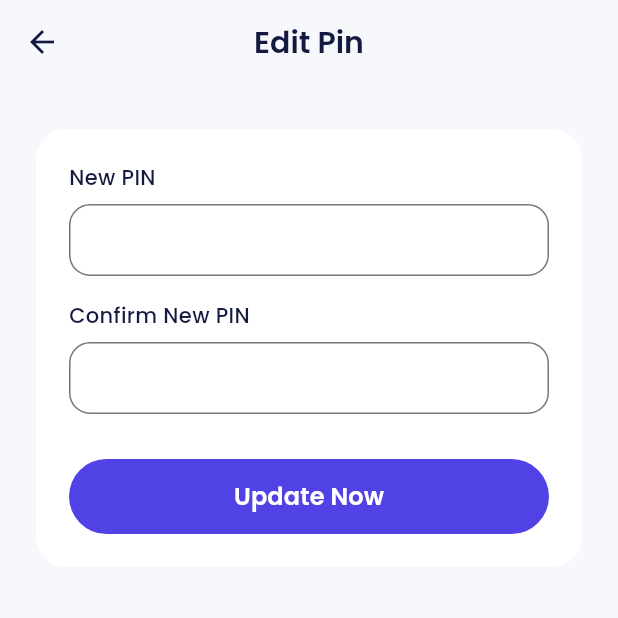
After one commit to Cell6969/ewallet-bank, a Flutter app: the ProfileEditPinPage screen opened by its route, on a phone screen of 412 x 824 dp, the top half of it. The commit adds this screen. Run offline on Flutter 3.47's test engine with Material 3 defaults, Android fonts, the phone set to English and light mode, and no system bars; our stand-ins replace carousel_slider, google_fonts.

Commit message:
feat: add edit pin page

```diff
--- a/mobile/lib/main.dart
+++ b/mobile/lib/main.dart
@@ -2,6 +2,8 @@ import 'package:bank_sha/shared/theme.dart';
 import 'package:bank_sha/ui/pages/home_page.dart';
 import 'package:bank_sha/ui/pages/onboarding_page.dart';
 import 'package:bank_sha/ui/pages/pin_page.dart';
+import 'package:bank_sha/ui/pages/profile_edit_page.dart';
+import 'package:bank_sha/ui/pages/profile_edit_pin_page.dart';
 import 'package:bank_sha/ui/pages/profile_page.dart';
 import 'package:bank_sha/ui/pages/sign_in_page.dart';
 import 'package:bank_sha/ui/pages/sign_up_page.dart';
@@ -38,6 +40,8 @@ class MyApp extends StatelessWidget {
         '/': (context) => const SplashPage(),
         '/home': (context) => const HomePage(),
         '/profile': (context) => const ProfilePage(),
+        '/profile-edit': (context) => const ProfileEditPage(),
+        '/pin-edit': (context) => const ProfileEditPinPage(),
         '/pin': (context) => const PinPage(),
         '/onboarding': (context) => const OnboardingPage(),
         '/sign-in': (context) => const SignInPage(),
--- /dev/null
+++ b/mobile/lib/ui/pages/profile_edit_pin_page.dart
@@ -0,0 +1,43 @@
+import 'package:bank_sha/shared/theme.dart';
+import 'package:bank_sha/ui/widgets/buttons.dart';
+import 'package:bank_sha/ui/widgets/forms.dart';
+import 'package:flutter/material.dart';
+
+class ProfileEditPinPage extends StatelessWidget {
+  const ProfileEditPinPage({super.key});
+
+  @override
+  Widget build(BuildContext context) {
+    return Scaffold(
+      appBar: AppBar(title: const Text('Edit Pin')),
+      body: ListView(
+        padding: const EdgeInsets.symmetric(horizontal: 24),
+        children: [
+          const SizedBox(height: 30),
+          Container(
+            padding: const EdgeInsets.all(22),
+            decoration: BoxDecoration(
+              borderRadius: BorderRadius.circular(20),
+              color: whiteColor,
+            ),
+            child: Column(
+              crossAxisAlignment: CrossAxisAlignment.start,
+              children: [
+                CustomFormField(title: 'New PIN', isObscure: true),
+                const SizedBox(height: 16),
+                CustomFormField(title: 'Confirm New PIN', isObscure: true),
+                const SizedBox(height: 30),
+                CustomFilledButton(
+                  title: 'Update Now',
+                  onPress: () {
+                    Navigator.pushNamed(context, '/sign-up-set-profile');
+                  },
+                ),
+              ],
+            ),
+          ),
+        ],
+      ),
+    );
+  }
+}
--- a/mobile/lib/ui/pages/profile_page.dart
+++ b/mobile/lib/ui/pages/profile_page.dart
@@ -71,7 +71,11 @@ class ProfilePage extends StatelessWidget {
                 ProfileMenuItem(
                   iconUrl: 'assets/ic_pin.png',
                   title: 'My Pin',
-                  onTap: () {},
+                  onTap: () async {
+                    if (await Navigator.pushNamed(context, '/pin') == true) {
+                      Navigator.pushNamed(context, '/pin-edit');
+                    }
+                  },
                 ),
                 ProfileMenuItem(
                   iconUrl: 'assets/ic_wallet.png',
```
